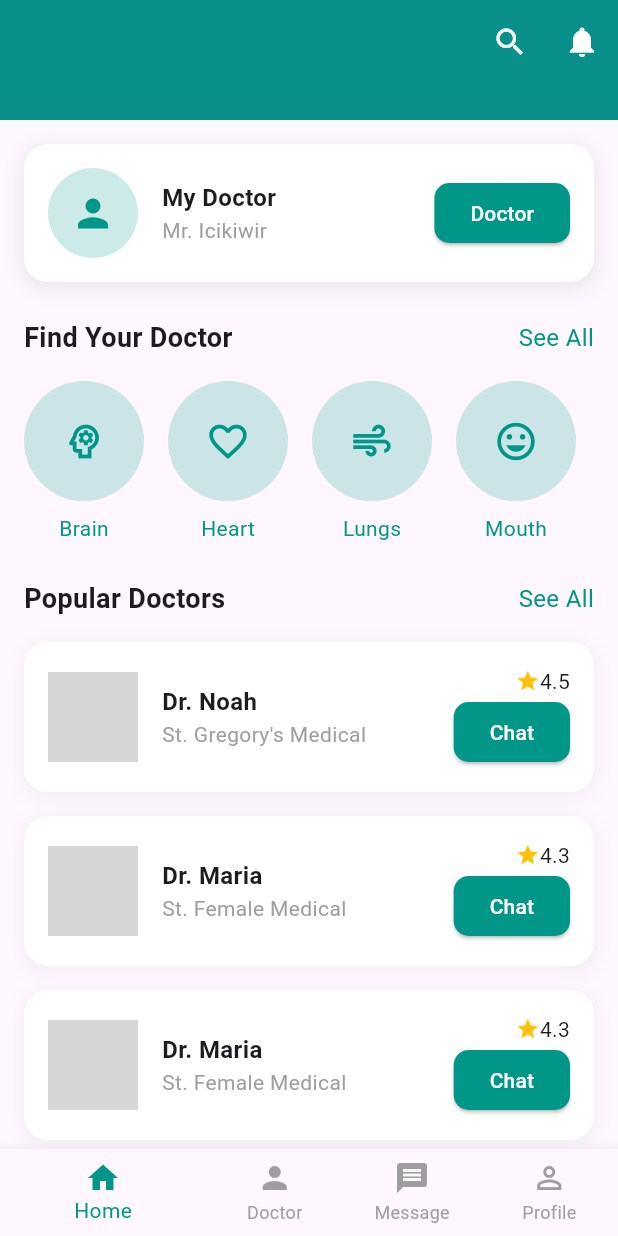
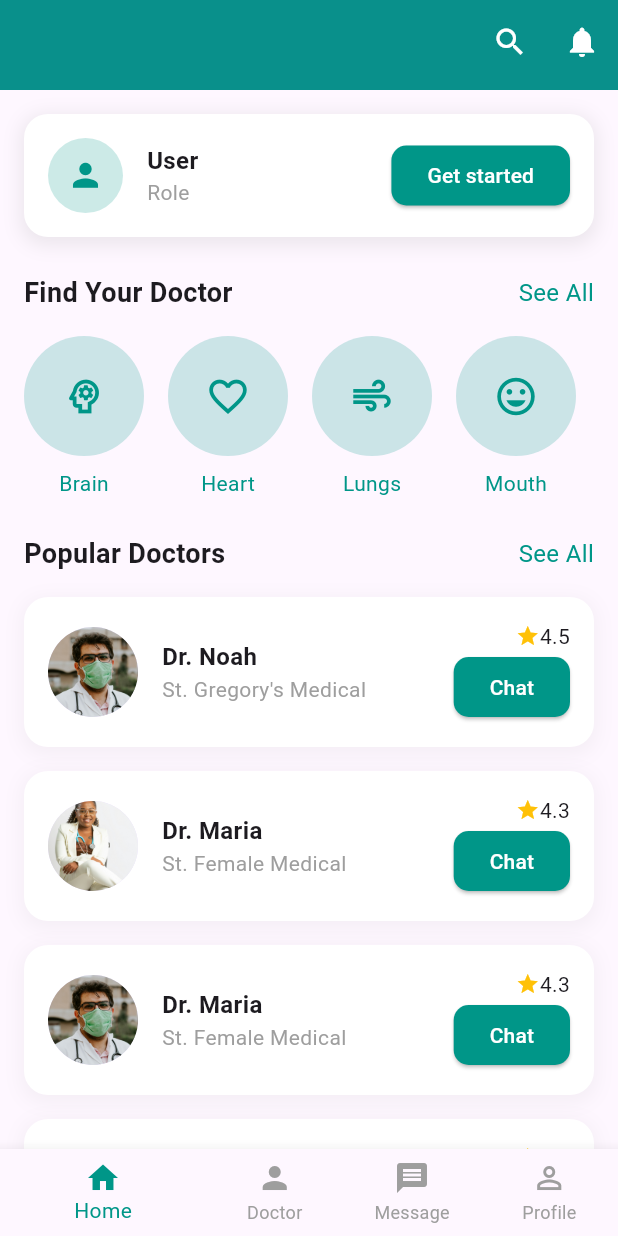
Before and after one commit to sabilulmuttaqin/kesehatan-app, a Flutter app: the HomeView screen opened by its route, on a phone screen of 412 x 824 dp. Run offline on Flutter 3.47's test engine with Material 3 defaults, Android fonts, the phone set to English and light mode, and no system bars; our stand-ins replace get, image_picker, shared_preferences; accounts and stored records are empty; grey boxes are pictures that could not be loaded.

Commit message:
first commit

```diff
--- a/lib/app/modules/home/views/home_view.dart
+++ b/lib/app/modules/home/views/home_view.dart
@@ -1,6 +1,5 @@
 import 'package:flutter/material.dart';
 import 'package:get/get.dart';
-import '../controllers/home_controller.dart';
 import '../../profile/views/profile_view.dart'; // Import ProfileView
 
 class HomeView extends GetView {
@@ -10,7 +9,7 @@ class HomeView extends GetView {
   Widget build(BuildContext context) {
     return Scaffold(
       appBar: PreferredSize(
-        preferredSize: const Size.fromHeight(80.0), // Tinggi AppBar disesuaikan
+        preferredSize: const Size.fromHeight(60.0), // Tinggi AppBar disesuaikan
         child: AppBar(
           backgroundColor: Colors.teal,
           automaticallyImplyLeading: false, // Remove the back button
@@ -54,12 +53,12 @@ class HomeView extends GetView {
               child: Row(
                 children: [
                   CircleAvatar(
-                    radius: 30,
+                    radius: 25,
                     backgroundColor: Colors.teal.withOpacity(0.2),
                     child: const Icon(
                       Icons.person,
                       color: Colors.teal,
-                      size: 30,
+                      size: 25,
                     ),
                   ),
                   const SizedBox(width: 16),
@@ -68,14 +67,14 @@ class HomeView extends GetView {
                       crossAxisAlignment: CrossAxisAlignment.start,
                       children: [
                         Text(
-                          'My Doctor',
+                          'User',
                           style: TextStyle(
                             fontSize: 16,
                             fontWeight: FontWeight.bold,
                           ),
                         ),
                         Text(
-                          'Mr. Icikiwir',
+                          'Role',
                           style: TextStyle(fontSize: 14, color: Colors.grey),
                         ),
                       ],
@@ -93,7 +92,7 @@ class HomeView extends GetView {
                         borderRadius: BorderRadius.circular(10.0),
                       ),
                     ),
-                    child: const Text('Doctor'),
+                    child: const Text('Get started'),
                   ),
                 ],
               ),
@@ -144,16 +143,16 @@ class HomeView extends GetView {
             const SizedBox(height: 16),
             // Popular Doctors List
             _buildDoctorCard('Dr. Noah', 'St. Gregory\'s Medical', 4.5,
-                'assets/images/dr_noah.jpg'),
+                'assets/image/doctor2.jpg'),
             const SizedBox(height: 16),
             _buildDoctorCard('Dr. Maria', 'St. Female Medical', 4.3,
-                'assets/images/dr_maria.jpg'),
+                'assets/image/doctor1.jpg'),
             const SizedBox(height: 16),
             _buildDoctorCard('Dr. Maria', 'St. Female Medical', 4.3,
-                'assets/images/dr_maria.jpg'),
+                'assets/image/doctor2.jpg'),
             const SizedBox(height: 16),
             _buildDoctorCard('Dr. Maria', 'St. Female Medical', 4.3,
-                'assets/images/dr_maria.jpg'),
+                'assets/image/doctor1.jpg'),
           ],
         ),
       ),
--- a/lib/app/modules/login/views/login_view.dart
+++ b/lib/app/modules/login/views/login_view.dart
@@ -6,7 +6,7 @@ const Map<String, String> users = {
 };
 
 class LoginView extends StatefulWidget {
-  const LoginView({Key? key}) : super(key: key);
+  const LoginView({super.key});
 
   @override
   _LoginViewState createState() => _LoginViewState();
```
Also changed, not shown: lib/app/modules/home/controllers/home_controller.dart (+0 -14 lines), lib/app/modules/splash_screen/controllers/splashscreen_controller.dart (+0 -14 lines), pubspec.yaml (+7 -7 lines), assets/image/doctor1.jpg (added), assets/image/doctor2.jpg (added), 1 other file.
